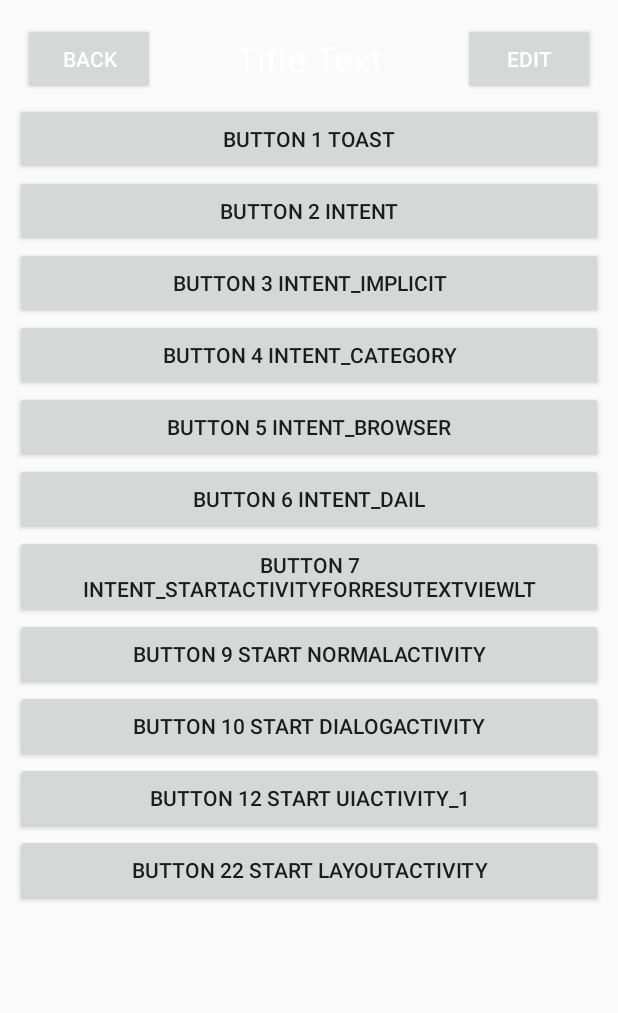
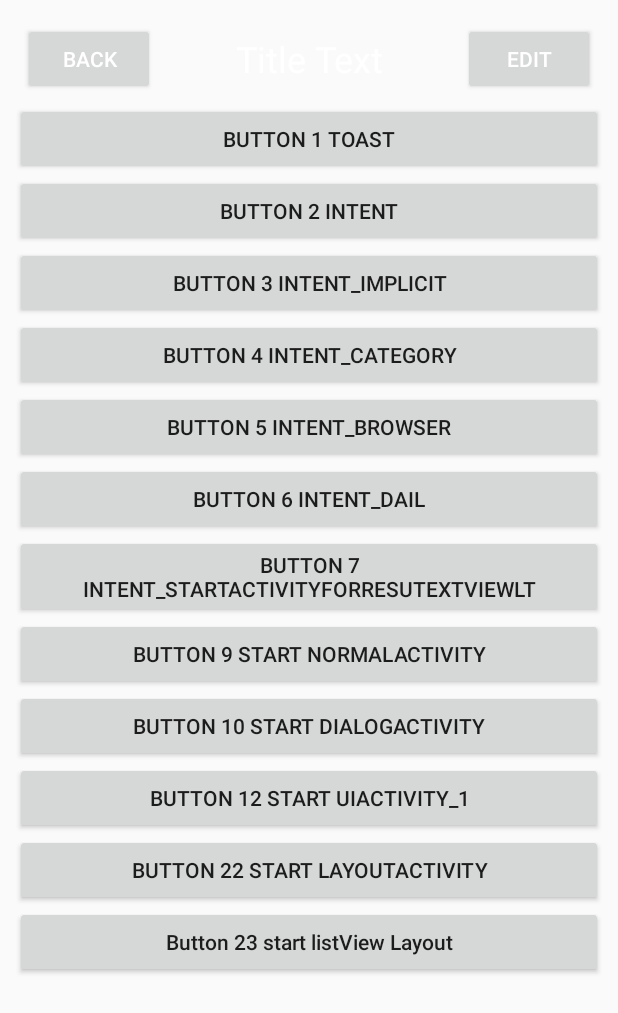
Before and after one commit to jsflzhong/test2_noActivity, an Android app: the screen it shows after launch (FirstActivity), on a phone screen of 412 x 824 dp. Shown: the top 1013 px of the screen. Run offline under Robolectric (Android 15) with nearby library versions, the phone set to English and light mode, and no system bars.

Commit message:
listView

```diff
--- a/app/src/main/AndroidManifest.xml
+++ b/app/src/main/AndroidManifest.xml
@@ -10,6 +10,7 @@
         android:roundIcon="@mipmap/ic_launcher_round"
         android:supportsRtl="true"
         android:theme="@style/AppTheme">
+        <activity android:name=".layout.ListViewActivity"></activity>
         <activity android:name=".layout.RelativeLayoutActivity2" />
         <activity android:name=".layout.RelativeLayoutActivity1" />
         <activity android:name=".layout.LinearLayoutActivity2" />
--- a/app/src/main/java/com/jsflzhong/test2_noactivity/FirstActivity.java
+++ b/app/src/main/java/com/jsflzhong/test2_noactivity/FirstActivity.java
@@ -17,6 +17,7 @@ import android.widget.Button;
 import android.widget.Toast;
 
 import com.jsflzhong.test2_noactivity.layout.LinearLayoutActivity1;
+import com.jsflzhong.test2_noactivity.layout.ListViewActivity;
 import com.jsflzhong.test2_noactivity.lifeCycle.DialogActivity;
 import com.jsflzhong.test2_noactivity.lifeCycle.NormalActivity;
 import com.jsflzhong.test2_noactivity.ui.UIActivity_1;
@@ -71,6 +72,7 @@ public class FirstActivity extends BasicActivity {
         loadButton10();
         loadButton12();
         loadButton22();
+        loadButton23();
     }
 
     /**
@@ -280,6 +282,17 @@ public class FirstActivity extends BasicActivity {
     }
 
     /**
+     * 加载第23个button,事件中:打开listView Activity
+     */
+    private void loadButton23() {
+        View button23 = findViewById(R.id.button_23);
+        button23.setOnClickListener(v -> {
+            Intent intent = new Intent(FirstActivity.this, ListViewActivity.class);
+            startActivity(intent);
+        });
+    }
+
+    /**
      * 创建菜单
      *
      * @param menu menu
--- a/app/src/main/java/com/jsflzhong/test2_noactivity/SecondActivity.java
+++ b/app/src/main/java/com/jsflzhong/test2_noactivity/SecondActivity.java
@@ -4,7 +4,9 @@ package com.jsflzhong.test2_noactivity;
 import android.content.Intent;
 import android.util.Log;
 import android.view.View;
+import android.widget.ArrayAdapter;
 import android.widget.Button;
+import android.widget.ListView;
 
 import com.jsflzhong.test2_noactivity.common.ActivityCollector;
 
--- a/app/src/main/res/layout/first_layout.xml
+++ b/app/src/main/res/layout/first_layout.xml
@@ -81,5 +81,11 @@
             android:layout_height="wrap_content"
             android:text="Button 22 start LayoutActivity"
             />
+        <Button
+            android:id="@+id/button_23"
+            android:layout_width="match_parent"
+            android:layout_height="wrap_content"
+            android:text="Button 23 start listView Layout"
+            android:textAllCaps="false"/>
     </LinearLayout>
 </ScrollView>
--- a/app/src/main/res/layout/second_layout.xml
+++ b/app/src/main/res/layout/second_layout.xml
@@ -4,7 +4,7 @@
     android:layout_height="match_parent">
 
     <!--引用自定义控件
-        java代码,代码中引用了真正的title.xml这个layout文件.
+        引用的是java代码,代码中引用了真正的title.xml这个layout文件.
     -->
     <com.jsflzhong.test2_noactivity.layout.selfDefineLayout.TitleLayout
         android:layout_width="match_parent"
```
Also changed, not shown: app/src/main/java/com/jsflzhong/test2_noactivity/layout/ListViewActivity.java (added, +45 -0 lines), app/src/main/res/layout/list_view_layout.xml (added, +20 -0 lines), 1 other file.
